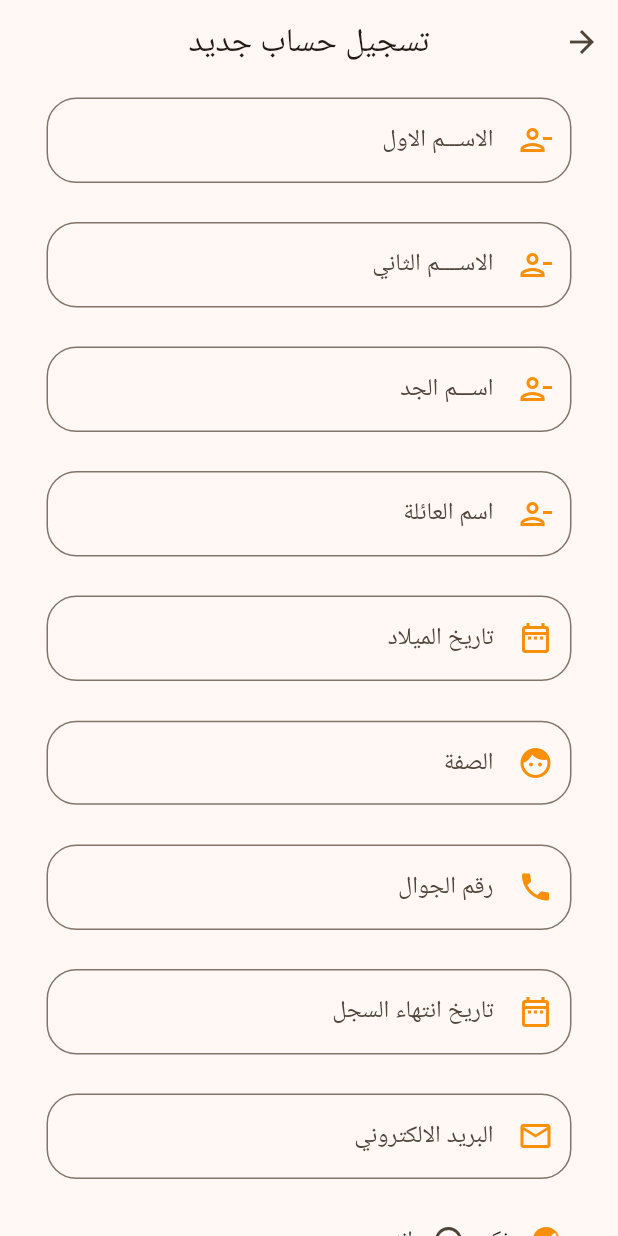
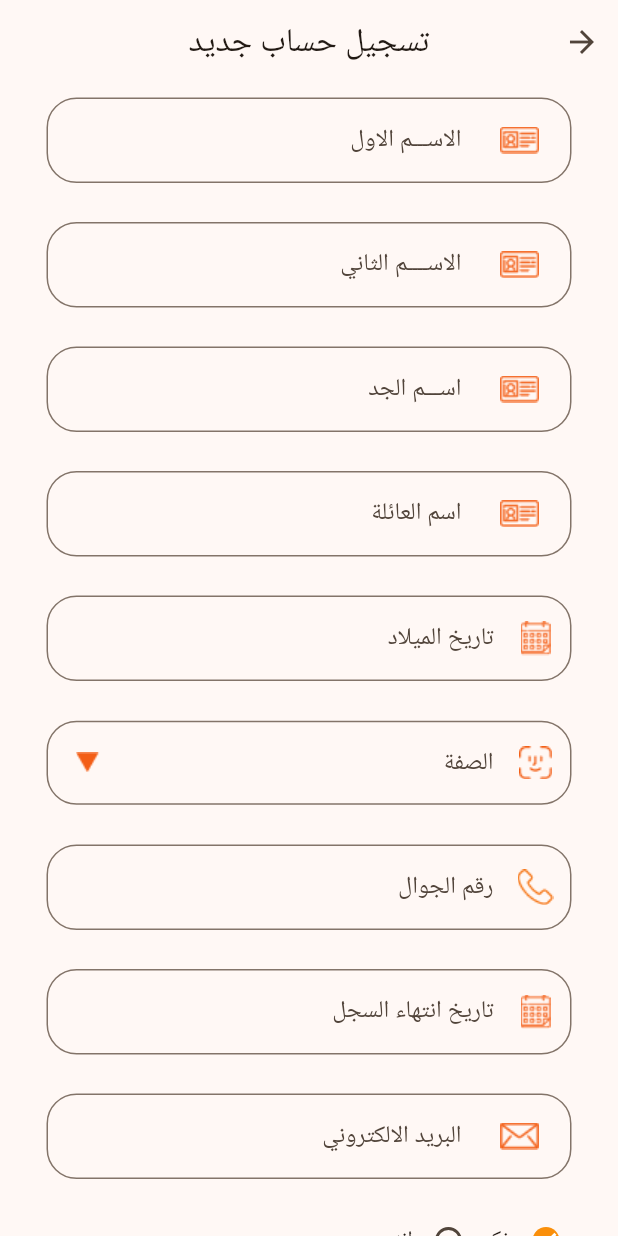
Before and after one commit to 1M0HAMEDSALAH/task_app, a Flutter app: the screen it shows after launch, after a tap on "تسجيل دخول", after a tap on "انشي حساب جديد", on a phone screen of 412 x 824 dp. Run offline on Flutter 3.47's test engine with Material 3 defaults, Android fonts, the phone set to English and light mode, and no system bars; our stand-ins replace conditional_builder_null_safety, dio, flutter_bloc, flutter_svg; accounts and stored records are empty.

Commit message:
New Commit

```diff
--- a/lib/main.dart
+++ b/lib/main.dart
@@ -1,7 +1,7 @@
 import 'package:flutter/material.dart';
 import 'package:taskproject/common/colors_s.dart';
 import 'package:taskproject/view/StartScreen/splash.dart';
-import 'package:taskproject/view/home/homepaged.dart';
+
 
 void main() {
   runApp(const MyApp());
@@ -10,7 +10,7 @@ void main() {
 class MyApp extends StatelessWidget {
   const MyApp({super.key});
 
-  // This widget is the root of your application.
+
   @override
   Widget build(BuildContext context) {
     return MaterialApp(
--- /dev/null
+++ b/lib/models/loginmodel.dart
@@ -0,0 +1,11 @@
+class LoginModel{
+
+  late String partyName;
+  late String imagePath;
+
+  LoginModel.fromJson(Map<String , dynamic> json){
+    partyName = json['partyName'];
+    imagePath = json['imagePath'];
+  }
+
+}
--- a/lib/view/home/homepaged.dart
+++ b/lib/view/home/homepaged.dart
@@ -7,7 +7,8 @@ class HomePage extends StatelessWidget {
   @override
   Widget build(BuildContext context) {
     return Scaffold(
-      body: Column(
+      body: SingleChildScrollView(
+        child: Column(
           children: [
             Container(
               height: 200,
@@ -91,10 +92,11 @@ class HomePage extends StatelessWidget {
                 ],
               ),
             ),
-          Expanded(
-            child: Padding(
+            Padding(
               padding: const EdgeInsets.all(8.0),
               child: GridView.builder(
+                shrinkWrap: true,
+                physics: const NeverScrollableScrollPhysics(),
                 gridDelegate: const SliverGridDelegateWithFixedCrossAxisCount(
                   crossAxisCount: 3,
                   crossAxisSpacing: 8,
@@ -132,8 +134,8 @@ class HomePage extends StatelessWidget {
                 },
               ),
             ),
+          ],
         ),
-        ],
       ),
       bottomNavigationBar: BottomNavigationBar(
         items: const [
--- a/lib/view/login/Cubit/cubit.dart
+++ b/lib/view/login/Cubit/cubit.dart
@@ -1,6 +1,7 @@
 import 'package:dio/dio.dart';
 import 'package:flutter/material.dart';
 import 'package:flutter_bloc/flutter_bloc.dart';
+import 'package:taskproject/models/loginmodel.dart';
 import 'package:taskproject/view/home/homepaged.dart';
 import 'package:taskproject/view/login/Cubit/states.dart';
 
@@ -8,6 +9,8 @@ class LoginCubit extends Cubit<Loginstate>{
   LoginCubit(): super(LoginInitalState());
   static LoginCubit get(context)=>BlocProvider.of(context);
 
+
+  late LoginModel LoginData;
 
   IconData prefic = Icons.visibility_outlined;
   bool isonpassword = true;
@@ -49,7 +52,9 @@ class LoginCubit extends Cubit<Loginstate>{
     )
         .then((value)
     {
-      print(value);
+      LoginData = LoginModel.fromJson(value.data);
+      print(LoginData.partyName);
+      print(LoginData.imagePath);
       emit(LoginSuccessState());
     })
         .catchError((error){
--- a/lib/view/login/login.dart
+++ b/lib/view/login/login.dart
@@ -30,6 +30,7 @@ class LoginScreen extends StatelessWidget {
                     content: Text('Success')
                 )
             );
+            Navigator.of(context).pushAndRemoveUntil(MaterialPageRoute(builder: (context)=>const HomePage()), (route) => false);
           }
           if(state is LoginfailureState){
             ScaffoldMessenger
@@ -75,10 +76,10 @@ class LoginScreen extends StatelessWidget {
                             return null;
                           },
                           textAlign: TextAlign.right,
-                          decoration: const InputDecoration(
-                            suffixIcon: Icon(Icons.perm_identity,color: primaryColor,),
+                          decoration: InputDecoration(
+                            suffixIcon: Image.asset('assets/img/user.png'),
                             hintText: 'اسم المستخدم',
-                            border: OutlineInputBorder(borderRadius: BorderRadius.all(Radius.circular(20))),
+                            border: const OutlineInputBorder(borderRadius: BorderRadius.all(Radius.circular(20))),
                           ),
                         ),
                       ),
@@ -101,7 +102,7 @@ class LoginScreen extends StatelessWidget {
                             keyboardType: TextInputType.visiblePassword,
                             obscureText: LoginCubit.get(context).isonpassword,
                             decoration:  InputDecoration(
-                              suffixIcon: const Icon(Icons.lock,color: primaryColor,),
+                              suffixIcon: Image.asset('assets/img/password.png'),
                               hintText: '***********',
                               prefixIcon: IconButton(
                                 icon: Icon(LoginCubit.get(context).prefic),
@@ -145,14 +146,14 @@ class LoginScreen extends StatelessWidget {
                           builder: (context)=>MaterialButton(
                             onPressed: (){
                               if(FormKey.currentState!.validate()){
-                                // LoginCubit
-                                //     .get(context)
-                                //     .userlogin(
-                                //   email: emailContrilller.text,
-                                //   password: passwordContrilller.text,
-                                //   remember: false,
-                                // );
-                                Navigator.of(context).pushAndRemoveUntil(MaterialPageRoute(builder: (context)=> const HomePage() ), (route) => false);
+                                LoginCubit
+                                    .get(context)
+                                    .userlogin(
+                                  email: emailContrilller.text,
+                                  password: passwordContrilller.text,
+                                  remember: false,
+                                );
+                                //Navigator.of(context).pushAndRemoveUntil(MaterialPageRoute(builder: (context)=> const HomePage() ), (route) => false);
                               }
                             },
                             child:const Row(
--- a/lib/view/register/registerscreen.dart
+++ b/lib/view/register/registerscreen.dart
@@ -8,8 +8,15 @@ class registerscreen extends StatelessWidget {
   @override
   Widget build(BuildContext context) {
 
-    var emailContrilller =TextEditingController();
-    var passwordContrilller =TextEditingController();
+    var FnameContrilller =TextEditingController();
+    var LnameContrilller =TextEditingController();
+    var TnameContrilller =TextEditingController();
+    var FamilynameContrilller =TextEditingController();
+    var BirthdayContrilller =TextEditingController();
+    var idExpiryDateContrilller =TextEditingController();
+    var EmailContrilller =TextEditingController();
+    var UsernameContrilller =TextEditingController();
+    var PasswordContrilller =TextEditingController();
     var FormKey =GlobalKey<FormState>();
 
     return Scaffold(
@@ -36,6 +43,7 @@ class registerscreen extends StatelessWidget {
                 height: 75,
                 child: Center(
                   child: TextFormField(
+                    controller: FnameContrilller,
                     textAlign: TextAlign.right,
                     keyboardType: TextInputType.name,
                     validator: (value){
@@ -44,10 +52,10 @@ class registerscreen extends StatelessWidget {
                       }
                       return null;
                     },
-                    decoration:  const InputDecoration(
-                      suffixIcon: Icon(Icons.person_remove_alt_1_outlined,color: primaryColor,),
+                    decoration: InputDecoration(
+                      suffixIcon: Image.asset('assets/img/id.png'),
                       hintText: 'الاســـم الاول',
-                      border: OutlineInputBorder(borderRadius: BorderRadius.all(Radius.circular(20))),
+                      border: const OutlineInputBorder(borderRadius: BorderRadius.all(Radius.circular(20))),
                     ),
                   ),
                 ),
@@ -58,6 +66,7 @@ class registerscreen extends StatelessWidget {
                 height: 75,
                 child: Center(
                   child: TextFormField(
+                    controller: LnameContrilller,
                     textAlign: TextAlign.right,
                     keyboardType: TextInputType.name,
                     validator: (value){
@@ -67,7 +76,7 @@ class registerscreen extends StatelessWidget {
                       return null;
                     },
                     decoration:  InputDecoration(
-                      suffixIcon: const Icon(Icons.person_remove_alt_1_outlined,color: primaryColor,),
+                      suffixIcon: Image.asset('assets/img/id.png'),
                       hintText: 'الاســــم الثاني',
                       border: const OutlineInputBorder(borderRadius: BorderRadius.all(Radius.circular(20))),
                     ),
@@ -80,6 +89,7 @@ class registerscreen extends StatelessWidget {
                 height: 75,
                 child: Center(
                   child: TextFormField(
+                    controller: TnameContrilller,
                     textAlign: TextAlign.right,
                     keyboardType: TextInputType.name,
                     validator: (value){
@@ -89,7 +99,7 @@ class registerscreen extends StatelessWidget {
                       return null;
                     },
                     decoration:  InputDecoration(
-                      suffixIcon: const Icon(Icons.person_remove_alt_1_outlined,color: primaryColor,),
+                      suffixIcon: Image.asset('assets/img/id.png'),
                       hintText: 'اســـم الجد',
                       border: const OutlineInputBorder(borderRadius: BorderRadius.all(Radius.circular(20))),
                     ),
@@ -102,6 +112,7 @@ class registerscreen extends StatelessWidget {
                 height: 75,
                 child: Center(
                   child: TextFormField(
+                    controller: FamilynameContrilller,
                     textAlign: TextAlign.right,
                     keyboardType: TextInputType.name,
                     validator: (value){
@@ -111,7 +122,7 @@ class registerscreen extends StatelessWidget {
                       return null;
                     },
                     decoration:  InputDecoration(
-                      suffixIcon: const Icon(Icons.person_remove_alt_1_outlined,color: primaryColor,),
+                      suffixIcon: Image.asset('assets/img/id.png'),
                       hintText: 'اسم العائلة',
                       border: const OutlineInputBorder(borderRadius: BorderRadius.all(Radius.circular(20))),
                     ),
@@ -124,6 +135,7 @@ class registerscreen extends StatelessWidget {
                 height: 75,
                 child: Center(
                   child: TextFormField(
+                    controller: BirthdayContrilller,
                     textAlign: TextAlign.right,
                     keyboardType: TextInputType.text,
                     validator: (value){
@@ -133,7 +145,7 @@ class registerscreen extends StatelessWidget {
                       return null;
                     },
                     decoration:  InputDecoration(
-                      suffixIcon: const Icon(Icons.date_range_outlined,color: primaryColor,),
+                      suffixIcon: Image.asset('assets/img/DB.png'),
                       hintText: 'تاريخ الميلاد',
                       border: const OutlineInputBorder(borderRadius: BorderRadius.all(Radius.circular(20))),
                     ),
@@ -155,7 +167,8 @@ class registerscreen extends StatelessWidget {
                       return null;
                     },
                     decoration:  InputDecoration(
-                      suffixIcon: const Icon(Icons.face_rounded,color: primaryColor,),
+                      suffixIcon: Image.asset('assets/img/face.png'),
+                      prefixIcon: Image.asset('assets/img/Repeat Grid 1.png'),
                       hintText: 'الصفة',
                       border: const OutlineInputBorder(borderRadius: BorderRadius.all(Radius.circular(20))),
                     ),
@@ -177,7 +190,7 @@ class registerscreen extends StatelessWidget {
                       return null;
                     },
                     decoration:  InputDecoration(
-                      suffixIcon: const Icon(Icons.phone,color: primaryColor,),
+                      suffixIcon: Image.asset('assets/img/phone.png'),
                       hintText: 'رقم الجوال',
                       border: const OutlineInputBorder(borderRadius: BorderRadius.all(Radius.circular(20))),
                     ),
@@ -190,6 +203,7 @@ class registerscreen extends StatelessWidget {
                 height: 75,
                 child: Center(
                   child: TextFormField(
+                    controller: idExpiryDateContrilller,
                     textAlign: TextAlign.right,
                     keyboardType: TextInputType.datetime,
                     validator: (value){
@@ -199,7 +213,7 @@ class registerscreen extends StatelessWidget {
                       return null;
                     },
                     decoration:  InputDecoration(
-                      suffixIcon: const Icon(Icons.date_range_outlined,color: primaryColor,),
+                      suffixIcon: Image.asset('assets/img/DB.png'),
                       hintText: 'تاريخ انتهاء السجل',
                       border: const OutlineInputBorder(borderRadius: BorderRadius.all(Radius.circular(20))),
                     ),
@@ -212,6 +226,7 @@ class registerscreen extends StatelessWidget {
                 height: 75,
                 child: Center(
                   child: TextFormField(
+                    controller: EmailContrilller,
                     textAlign: TextAlign.right,
                     keyboardType: TextInputType.emailAddress,
                     validator: (value){
@@ -221,7 +236,7 @@ class registerscreen extends StatelessWidget {
                       return null;
                     },
                     decoration:  InputDecoration(
-                      suffixIcon: const Icon(Icons.email_outlined,color: primaryColor,),
+                      suffixIcon: Image.asset('assets/img/email.png'),
                       hintText: 'البريد الالكتروني',
                       border: const OutlineInputBorder(borderRadius: BorderRadius.all(Radius.circular(20))),
                     ),
@@ -232,21 +247,21 @@ class registerscreen extends StatelessWidget {
               Row(
                 mainAxisAlignment: MainAxisAlignment.end,
                 children: [
-                  Text('انثي'),
+                  const Text('انثي'),
                   Checkbox(
-                    shape: CircleBorder(),
+                    shape: const CircleBorder(),
                     value: false,
                     activeColor: primaryColor,
                     onChanged: (value) {  },
                   ),
-                  Text('ذكر'),
+                  const Text('ذكر'),
                   Checkbox(
-                    shape: CircleBorder(),
+                    shape: const CircleBorder(),
                     value: true,
                     activeColor: primaryColor,
                     onChanged: (value) {  },
                   ),
-                  SizedBox(width: 24,),
+                  const SizedBox(width: 24,),
                 ],
               ),
               const SizedBox(height: 8,),
@@ -255,6 +270,7 @@ class registerscreen extends StatelessWidget {
                 height: 75,
                 child: Center(
                   child: TextFormField(
+                    controller: UsernameContrilller,
                     textAlign: TextAlign.right,
                     keyboardType: TextInputType.name,
                     validator: (value){
@@ -264,7 +280,7 @@ class registerscreen extends StatelessWidget {
                       return null;
                     },
                     decoration:  InputDecoration(
-                      suffixIcon: const Icon(Icons.person,color: primaryColor,),
+                      suffixIcon: Image.asset('assets/img/user.png'),
                       hintText: 'اسم المستخدم',
                       border: const OutlineInputBorder(borderRadius: BorderRadius.all(Radius.circular(20))),
                     ),
@@ -277,6 +293,7 @@ class registerscreen extends StatelessWidget {
                 height: 75,
                 child: Center(
                   child: TextFormField(
+                    controller: PasswordContrilller,
                     textAlign: TextAlign.right,
                     keyboardType: TextInputType.visiblePassword,
                     validator: (value){
@@ -286,7 +303,7 @@ class registerscreen extends StatelessWidget {
                       return null;
                     },
                     decoration:  InputDecoration(
-                      suffixIcon: const Icon(Icons.lock,color: primaryColor,),
+                      suffixIcon: Image.asset('assets/img/password.png'),
                       hintText: 'كلمة المرور',
                       border: const OutlineInputBorder(borderRadius: BorderRadius.all(Radius.circular(20))),
                     ),
@@ -302,12 +319,10 @@ class registerscreen extends StatelessWidget {
                   borderRadius: BorderRadius.circular(10),
                 ),
                 child: MaterialButton(
-                  onPressed: ()
+                  onPressed:()
                   {
                   if(FormKey.currentState!.validate())
-                  {
-
-                  }
+                  {}
                   },
                   child:const Row(
                     mainAxisAlignment: MainAxisAlignment.center,
```
Also changed, not shown: assets/img/DB.png (added), assets/img/Repeat Grid 1.png (added), assets/img/email.png (added), assets/img/face.png (added), assets/img/id.png (added), assets/img/password.png (added), assets/img/phone.png (added), assets/img/user.png (added). Lines whose indentation alone changed are shown as unchanged.
